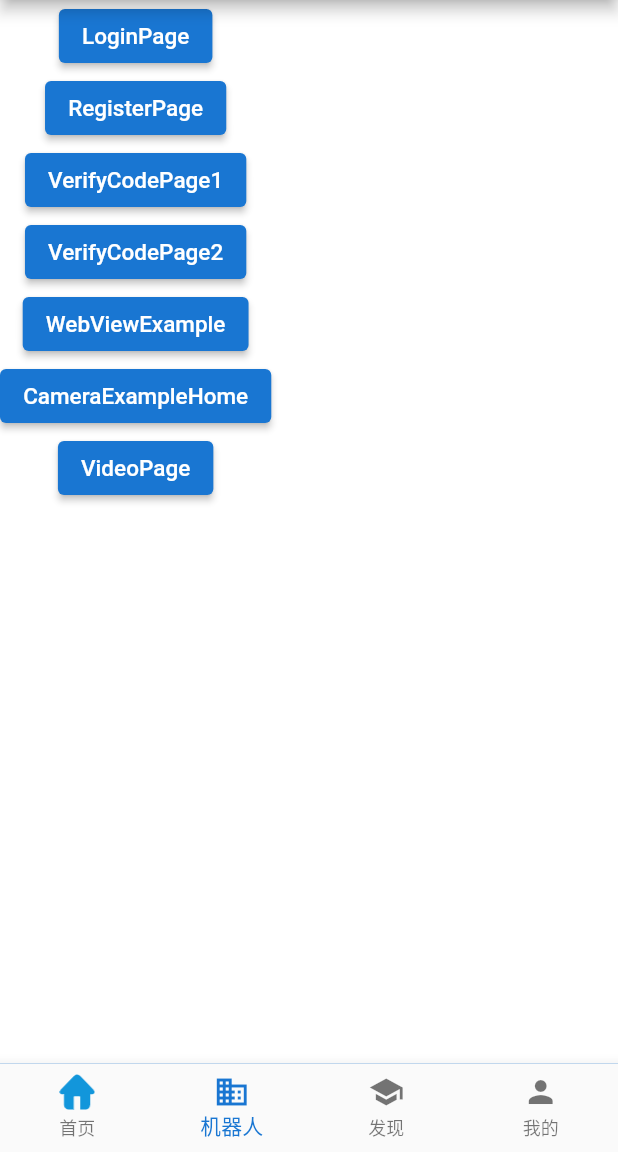
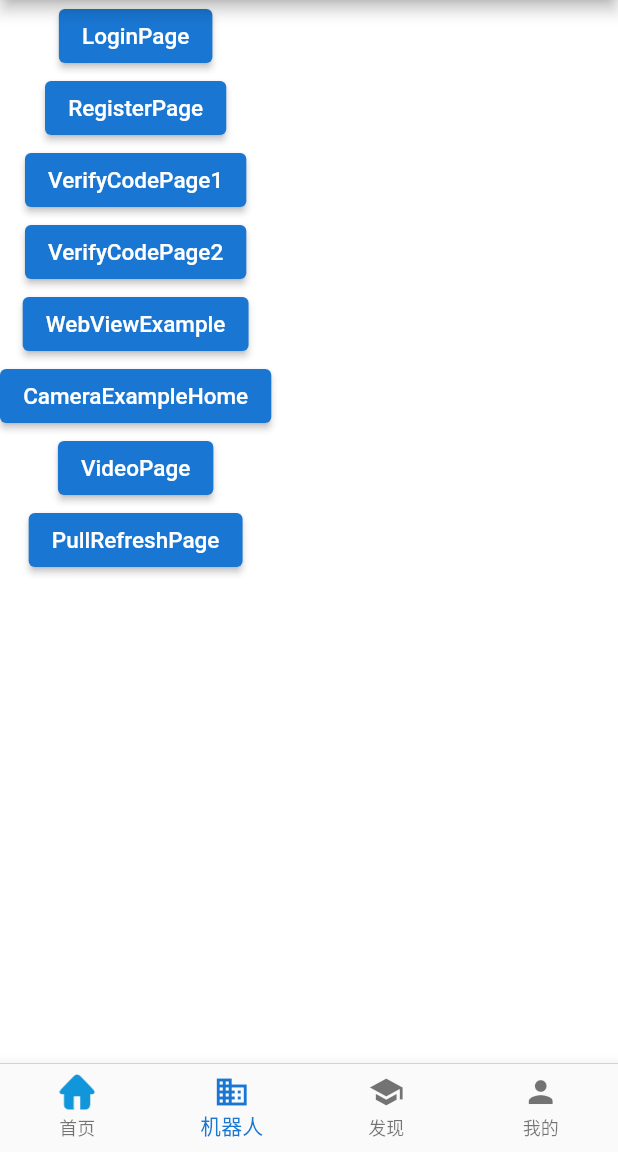
Before and after one commit to zhuangzi200323/flutter_template_app, a Flutter app: the screen it shows after launch, item 2 of the bottom bar chosen, on a phone screen of 412 x 824 dp, the part 84-1236 px from its top. Run offline on Flutter 3.47's test engine with Material 2 defaults, Android fonts, the phone set to English and light mode, and no system bars; our stand-ins replace camera, shared_preferences, video_player, webview_flutter; missing offline and left inert: auto_orientation.

Commit message:
增加下拉刷新测试

```diff
--- a/lib/robot_page.dart
+++ b/lib/robot_page.dart
@@ -59,6 +59,12 @@
                   Navigator.pushNamed(context, "VideoPage");
                 },
               ),
+              ElevatedButton(
+                child: Text("PullRefreshPage"),
+                onPressed: () {
+                  Navigator.pushNamed(context, "PullRefreshPage");
+                },
+              ),
             ]
         ),
       ),
--- a/lib/routes/Routes.dart
+++ b/lib/routes/Routes.dart
@@ -1,6 +1,7 @@
 import 'package:flutter/material.dart';
 import 'package:flutter_template_app/study/CameraExampleHome.dart';
 import 'package:flutter_template_app/study/LoginPage.dart';
+import 'package:flutter_template_app/study/PullRefreshPage.dart';
 import 'package:flutter_template_app/study/RegisterPage.dart';
 import 'package:flutter_template_app/study/VerifyCodePage1.dart';
 import 'package:flutter_template_app/study/VerifyCodePage2.dart';
@@ -18,6 +19,7 @@
   "CameraExampleHome":(context, {arguments})=>CameraExampleHome(),
   "VideoPage":(context, {arguments})=>VideoPage(),
   "VideoFullPage":(context, {arguments})=>VideoFullPage(arguments: arguments),
+  "PullRefreshPage":(context, {arguments})=>PullRefreshPage(),
 };
 
 //路由跳转，可转参数
```
Also changed, not shown: lib/study/PullRefreshPage.dart (added, +28 -0 lines), lib/study/VideoPage.dart (+12 -1 lines).
